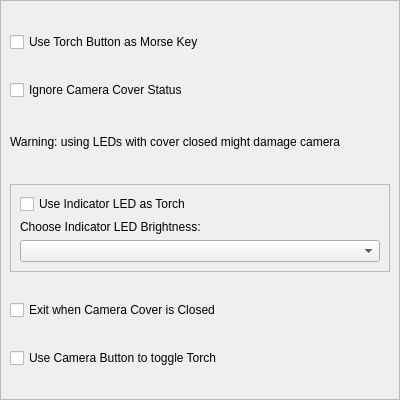
Before: the Qt Designer form lanpreferencesform.ui in jpietrzak8/Lanterne, drawn with Qt 5.
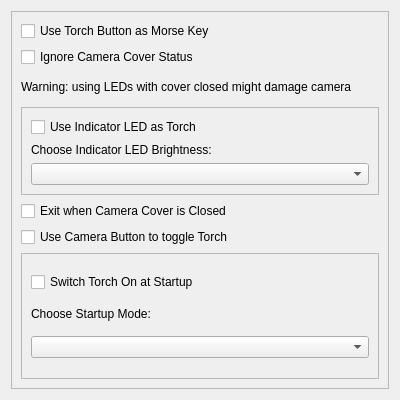
After: the same form once the commit is applied.

Commit message:
New Startup Feature
A feature has been added to allow Lanterne to switch on the LEDs at
startup.  This can be controlled via some new options on the Preferences
window.  Also, a fix for an uninitialized variable.

Patch:
```diff
--- a/lanpreferencesform.ui
+++ b/lanpreferencesform.ui
@@ -13,10 +13,7 @@
   <property name="windowTitle">
    <string>Preferences</string>
   </property>
-  <layout class="QVBoxLayout" name="verticalLayout_2">
-   <property name="margin">
-    <number>0</number>
-   </property>
+  <layout class="QVBoxLayout" name="verticalLayout_4">
    <item>
     <widget class="QScrollArea" name="scrollArea">
      <property name="widgetResizable">
@@ -27,8 +24,8 @@
        <rect>
         <x>0</x>
         <y>0</y>
-        <width>398</width>
-        <height>398</height>
+        <width>374</width>
+        <height>374</height>
        </rect>
       </property>
       <layout class="QVBoxLayout" name="verticalLayout_3">
@@ -120,6 +117,41 @@
          </property>
         </widget>
        </item>
+       <item>
+        <widget class="QFrame" name="frame_2">
+         <property name="frameShape">
+          <enum>QFrame::StyledPanel</enum>
+         </property>
+         <property name="frameShadow">
+          <enum>QFrame::Raised</enum>
+         </property>
+         <layout class="QVBoxLayout" name="verticalLayout_2">
+          <item>
+           <widget class="QCheckBox" name="startupCheckBox">
+            <property name="text">
+             <string>Switch Torch On at Startup</string>
+            </property>
+           </widget>
+          </item>
+          <item>
+           <widget class="QLabel" name="startupLabel">
+            <property name="sizePolicy">
+             <sizepolicy hsizetype="Preferred" vsizetype="Fixed">
+              <horstretch>0</horstretch>
+              <verstretch>0</verstretch>
+             </sizepolicy>
+            </property>
+            <property name="text">
+             <string>Choose Startup Mode:</string>
+            </property>
+           </widget>
+          </item>
+          <item>
+           <widget class="QComboBox" name="startupComboBox"/>
+          </item>
+         </layout>
+        </widget>
+       </item>
       </layout>
      </widget>
     </widget>
```
Left out of the diff: 19 changed lines with no effect on the pictures. The commit also changes 11 other files.
